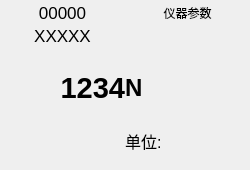
Old version of the form qtApp/facpanel.ui in the repository aa123Eason/workcode.
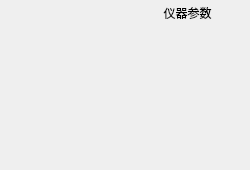
New version of the form.

The edit to the form file:
```diff
--- a/qtApp/facpanel.ui
+++ b/qtApp/facpanel.ui
@@ -39,7 +39,7 @@
         </font>
        </property>
        <property name="text">
-        <string>00000</string>
+        <string/>
        </property>
        <property name="alignment">
         <set>Qt::AlignCenter</set>
@@ -94,7 +94,7 @@
         </font>
        </property>
        <property name="text">
-        <string>XXXXX</string>
+        <string/>
        </property>
        <property name="alignment">
         <set>Qt::AlignCenter</set>
@@ -124,7 +124,7 @@
         </font>
        </property>
        <property name="text">
-        <string>1234</string>
+        <string/>
        </property>
        <property name="scaledContents">
         <bool>true</bool>
@@ -147,7 +147,7 @@
         </font>
        </property>
        <property name="text">
-        <string>N</string>
+        <string/>
        </property>
        <property name="margin">
         <number>3</number>
@@ -177,7 +177,7 @@
         </font>
        </property>
        <property name="text">
-        <string>单位:</string>
+        <string/>
        </property>
       </widget>
      </item>
```
